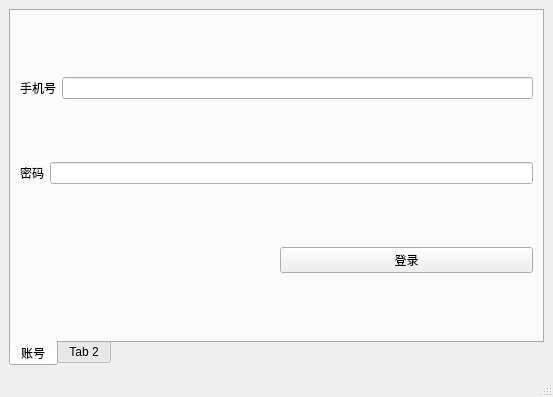
Before: the Qt Designer form Uwzz-qt/mainwindow.ui in UWillno/uwzz, drawn with Qt 5.
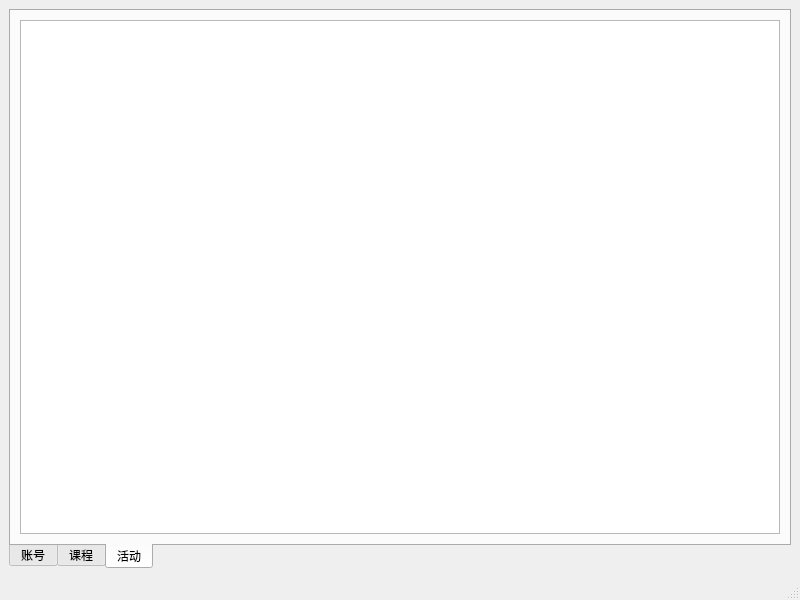
After: the same form once the commit is applied. The open tabs and pages were chosen to show the change.

What changed in the file:
```diff
--- a/Uwzz-qt/mainwindow.ui
+++ b/Uwzz-qt/mainwindow.ui
@@ -6,8 +6,8 @@
    <rect>
     <x>0</x>
     <y>0</y>
-    <width>553</width>
-    <height>397</height>
+    <width>800</width>
+    <height>600</height>
    </rect>
   </property>
   <property name="windowTitle">
@@ -81,7 +81,7 @@
       </widget>
       <widget class="QWidget" name="tab_2">
        <attribute name="title">
-        <string>Tab 2</string>
+        <string>课程</string>
        </attribute>
        <layout class="QVBoxLayout" name="verticalLayout_3">
         <item>
@@ -96,6 +96,16 @@
         </item>
        </layout>
       </widget>
+      <widget class="QWidget" name="tab3">
+       <attribute name="title">
+        <string>活动</string>
+       </attribute>
+       <layout class="QHBoxLayout" name="horizontalLayout_4">
+        <item>
+         <widget class="QListWidget" name="activeLw"/>
+        </item>
+       </layout>
+      </widget>
      </widget>
     </item>
    </layout>
```
Left out of the diff: 14 changed lines with no effect on the pictures.
